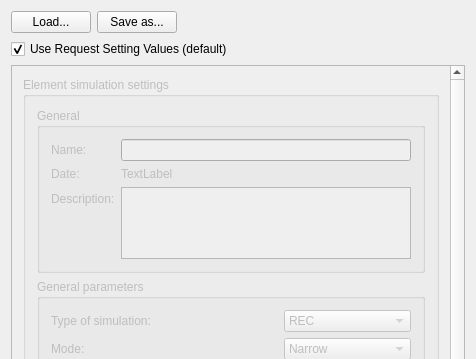
The window that ui_files/ui_element_simulation_settings.ui (JYU-IBA/potku) describes before a commit, drawn with Qt 5; both pictures show x 0 to 476 and y 0 to 359 of the 476 by 655 pixel window.
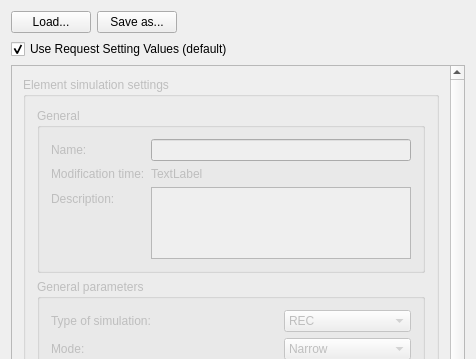
The same window after the commit.

Commit message: Changed the name of the modification time from date to modification time in the settings dialogs. Profile modification time is shown.

Patch:
```diff
--- a/ui_files/ui_element_simulation_settings.ui
+++ b/ui_files/ui_element_simulation_settings.ui
@@ -156,7 +156,7 @@
                   </size>
                  </property>
                  <property name="text">
-                  <string>Date:</string>
+                  <string>Modification time:</string>
                  </property>
                 </widget>
                </item>
```
The commit also changes 7 other files.
